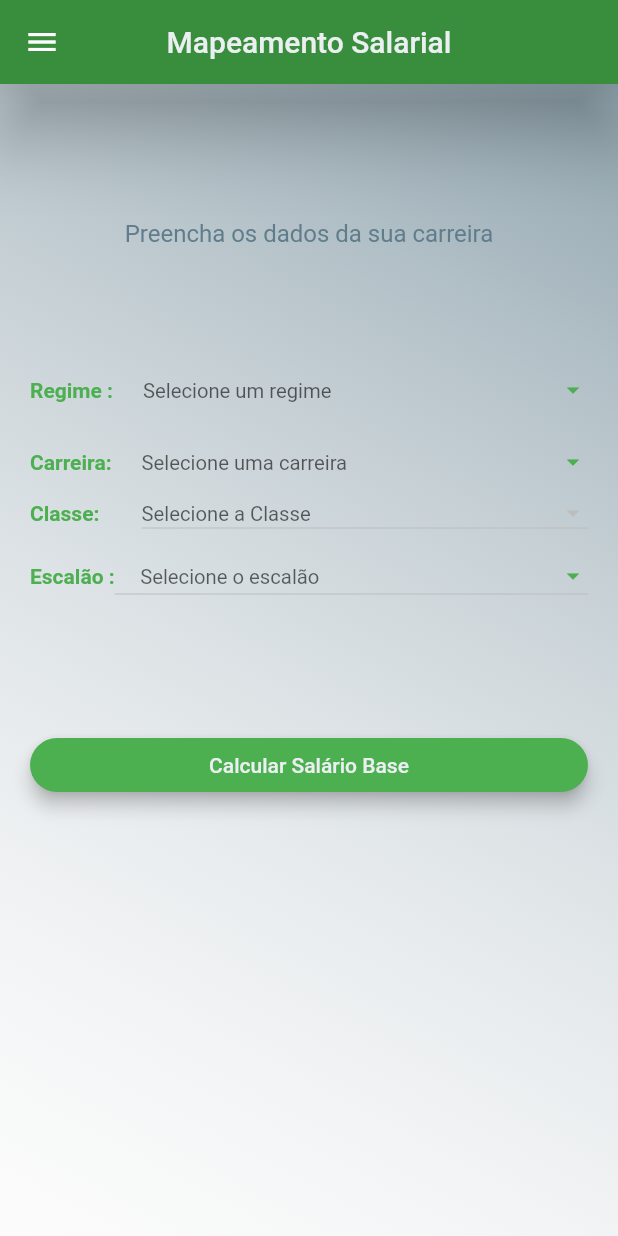
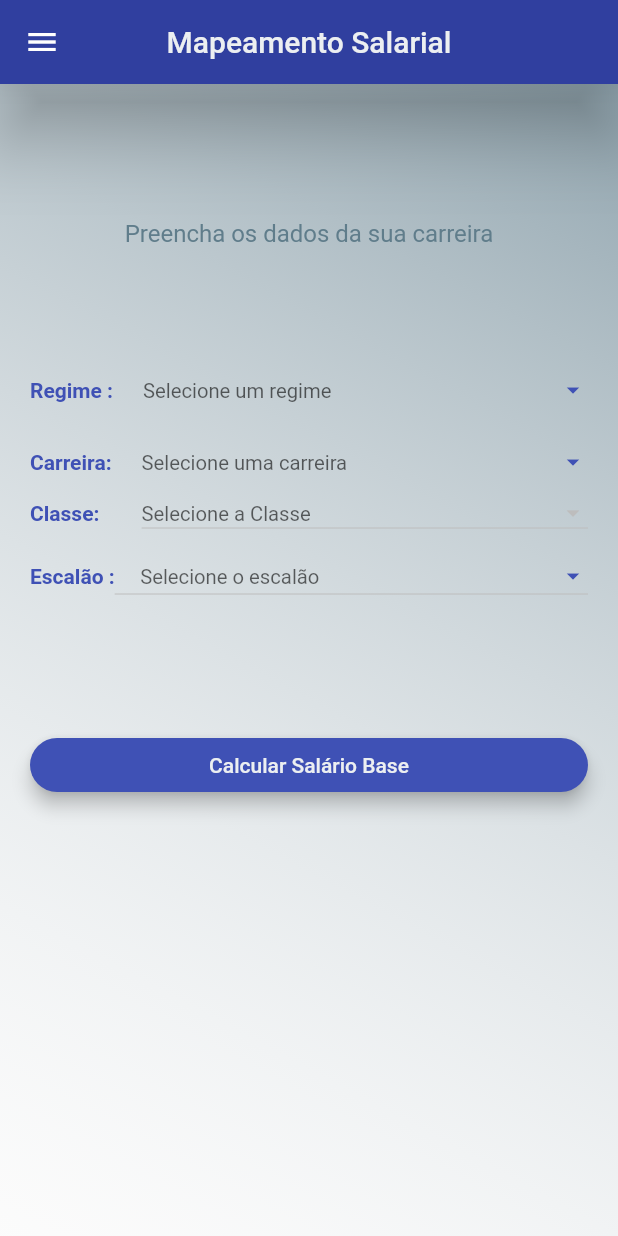
Before and after one commit to Hgaspar03/carreirAPP, a Flutter app: the WageMappingScreen screen opened directly, on a phone screen of 412 x 824 dp. Run offline on Flutter 3.47's test engine with Material 2 defaults, Android fonts, the phone set to English and light mode, and no system bars; our stand-ins replace flutter_masked_text.

Commit message:
buscar carreira da API

```diff
--- a/lib/main.dart
+++ b/lib/main.dart
@@ -1,4 +1,4 @@
-import 'package:career_app/utils/testeData.dart';
+  import 'package:career_app/utils/testeData.dart';
 import 'package:career_app/view/earning_deduction.dart';
 import 'package:flutter/material.dart';
 import 'model/drawer/drawer.dart';
@@ -16,7 +16,7 @@ class MyApp extends StatelessWidget {
     return MaterialApp(
       title: 'Aplicativo de carreiras',
       theme: ThemeData(
-        primarySwatch: Colors.green,
+        primarySwatch: Colors.indigo,
       ),
       home: EarningAndDeductionScreen(),
     );
@@ -41,7 +41,7 @@ class _MyHomePageState extends State<MyHomePage> {
         elevation: 0,
         centerTitle: true,
         backgroundColor: Theme.of(context).primaryColorDark,
-        title: Text("CarreirAPP"),
+        title: Text("CarreirApp"),
       ),
       body: Container(
         color: Colors.blueGrey,
--- /dev/null
+++ b/lib/utils/Regime.dart
@@ -0,0 +1,6 @@
+enum Regime {
+  SPECIFIC,
+  GENERAL,
+  SPECIAL_DIFFERENTIATED,
+  SPECIAL_UNDIFFERENTIATED
+}
--- a/pubspec.yaml
+++ b/pubspec.yaml
@@ -31,6 +31,7 @@ dependencies:
   flutter_masked_text: ^0.7.0
   intl: ^0.17.0
   provider: ^6.0.1
+  http: ^0.12.0+2
 
 dev_dependencies:
   flutter_test:
```
Also changed, not shown: lib/model/career.dart (added, +35 -0 lines).
